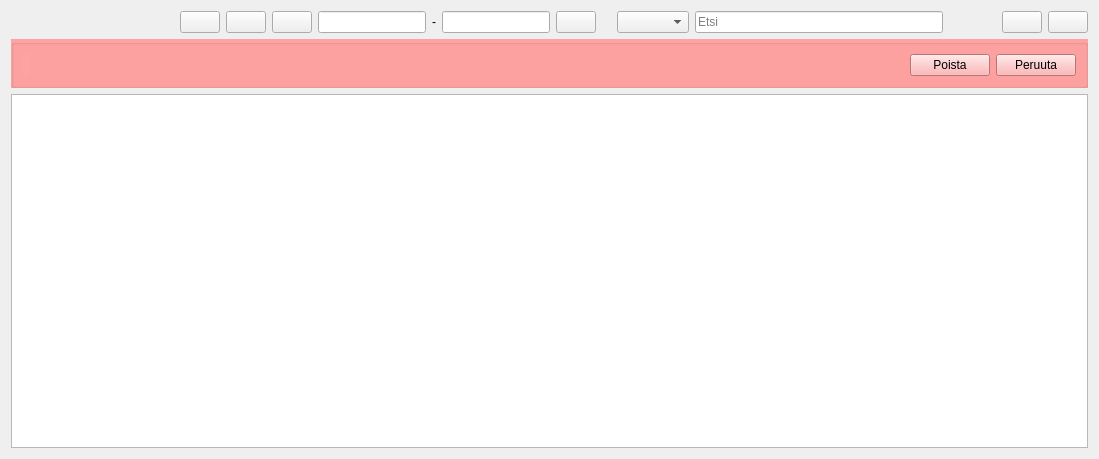
First picture: the form in kitsas/selaus/selauswg.ui, repository artoh/kitupiikki, before the edit.
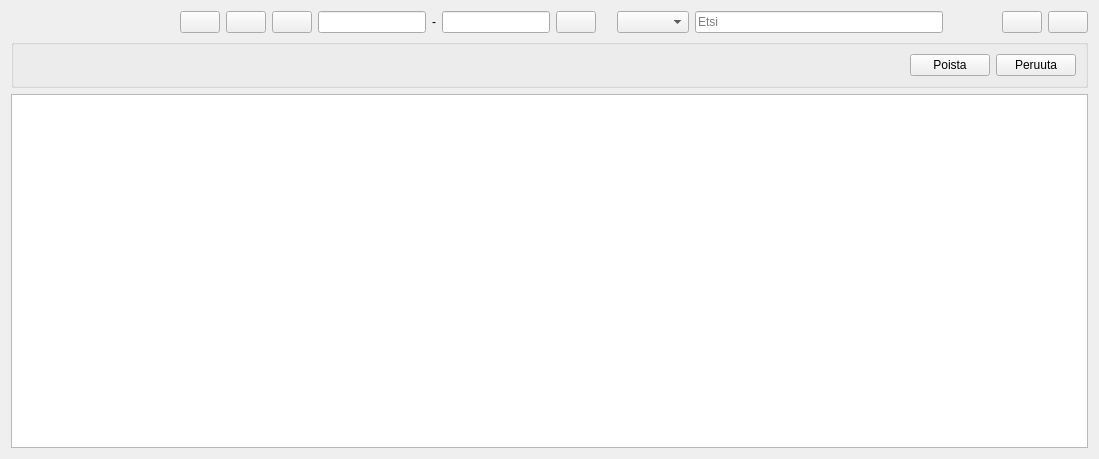
Second picture: the form after the edit. Icons and pictures are not drawn. Custom widgets are drawn as their Qt base class.

Commit message: Tositteiden joukkopoiston väritys

```diff
--- a/kitsas/selaus/selauswg.ui
+++ b/kitsas/selaus/selauswg.ui
@@ -200,7 +200,7 @@
    <item>
     <widget class="QGroupBox" name="poistoGroup">
      <property name="styleSheet">
-      <string notr="true">background-color: rgb(255, 162, 162);</string>
+      <string notr="true">;</string>
      </property>
      <property name="title">
       <string/>
@@ -211,6 +211,11 @@
      <layout class="QHBoxLayout" name="horizontalLayout_2">
       <item>
        <widget class="QLabel" name="poistoLabel">
+        <property name="font">
+         <font>
+          <bold>true</bold>
+         </font>
+        </property>
         <property name="text">
          <string/>
         </property>
```
The commit also changes 1 other file.
